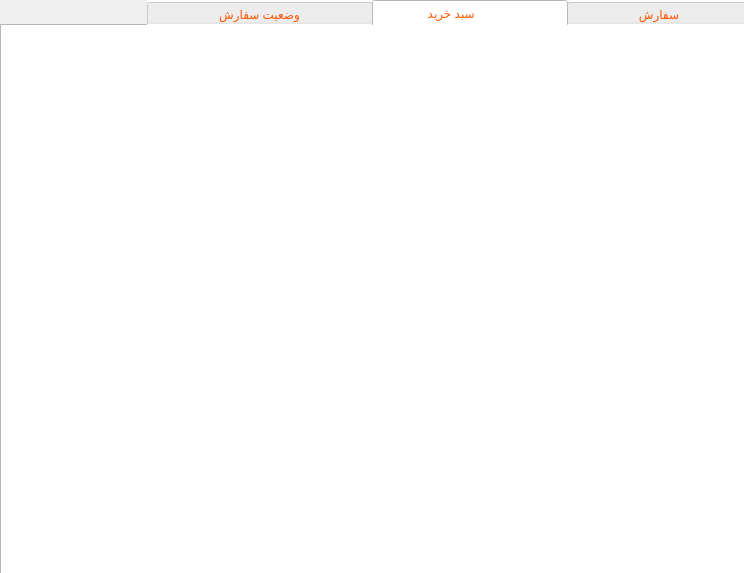
Qt form customerMainPage.ui (pooratho/FOOD) before a commit.
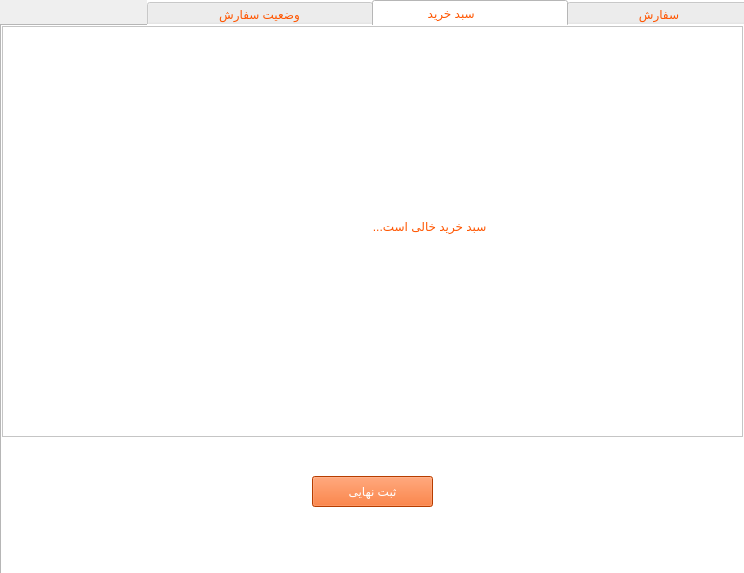
The same form after that commit. The open tabs and pages were chosen to show the change. Icons and pictures are not drawn.

Commit message: Design UI for Shopping Cart and Order Status sections on Customer Main Page

```diff
--- a/customerMainPage.ui
+++ b/customerMainPage.ui
@@ -222,6 +222,50 @@
     <attribute name="title">
      <string>             سبد خرید                        </string>
     </attribute>
+    <widget class="QListWidget" name="listWidget_2">
+     <property name="geometry">
+      <rect>
+       <x>0</x>
+       <y>0</y>
+       <width>741</width>
+       <height>411</height>
+      </rect>
+     </property>
+    </widget>
+    <widget class="QLabel" name="label_4">
+     <property name="geometry">
+      <rect>
+       <x>230</x>
+       <y>180</y>
+       <width>261</width>
+       <height>41</height>
+      </rect>
+     </property>
+     <property name="styleSheet">
+      <string notr="true">font: 22pt &quot;B Farnaz&quot;;</string>
+     </property>
+     <property name="text">
+      <string>  سبد خرید خالی است...</string>
+     </property>
+    </widget>
+    <widget class="QPushButton" name="pushButton">
+     <property name="geometry">
+      <rect>
+       <x>310</x>
+       <y>450</y>
+       <width>121</width>
+       <height>31</height>
+      </rect>
+     </property>
+     <property name="styleSheet">
+      <string notr="true">background-color: rgb(255, 85, 0);
+font: 13pt &quot;B Farnaz&quot;;
+color: rgb(255, 255, 255);</string>
+     </property>
+     <property name="text">
+      <string>ثبت نهایی</string>
+     </property>
+    </widget>
    </widget>
    <widget class="QWidget" name="tab_3">
     <attribute name="title">
```
Left out of the diff: 28 changed lines with no effect on the pictures.
